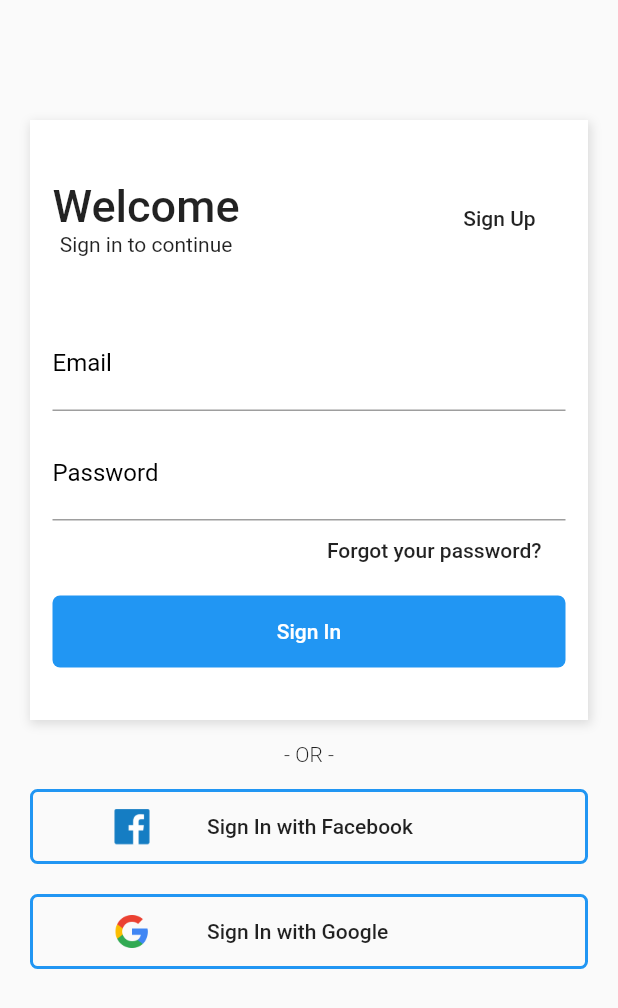
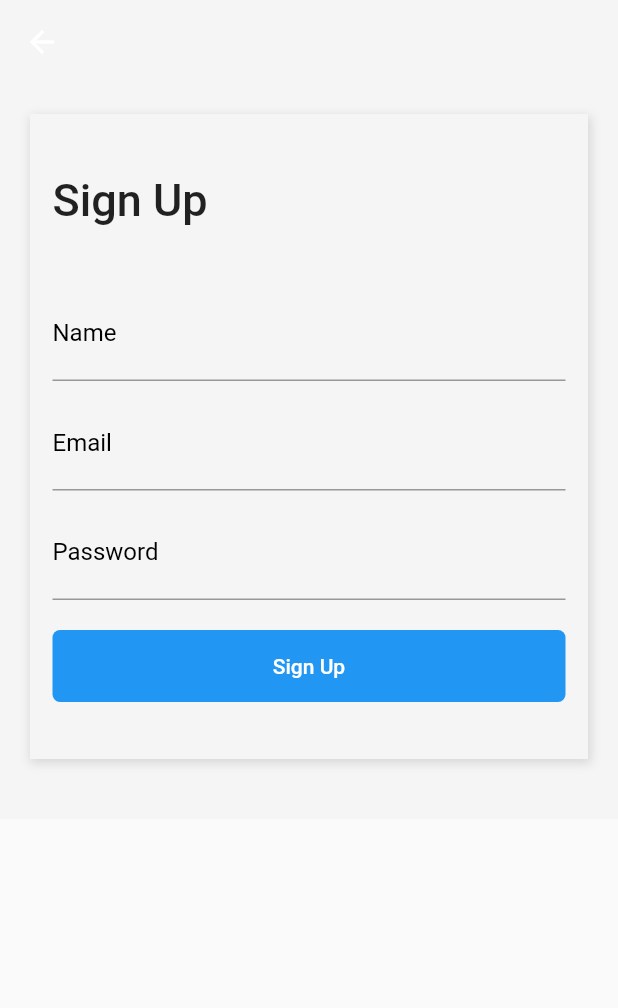
Before and after one commit to franciscpd/shopping_flutter, a Flutter app: the screen it shows after launch, after a tap on "Sign Up", on a phone screen of 412 x 824 dp. Shown: the top 1008 px of the screen. Run offline on Flutter 3.47's test engine with Material 2 defaults, Android fonts, the phone set to English and light mode, and no system bars.

```diff
--- a/lib/pages/login.page.dart
+++ b/lib/pages/login.page.dart
@@ -1,4 +1,5 @@
 import 'package:flutter/material.dart';
+import 'package:shopping/pages/singup.page.dart';
 
 class LoginPage extends StatelessWidget {
   @override
@@ -17,7 +18,7 @@ class LoginPage extends StatelessWidget {
               Container(
                 height: 400,
                 decoration: BoxDecoration(
-                  color: Colors.white,
+                  color: Color(0xFFF5F5F5),
                   boxShadow: [
                     new BoxShadow(
                       color: Colors.black12,
@@ -48,7 +49,13 @@ class LoginPage extends StatelessWidget {
                           ),
                           FlatButton(
                             child: Text("Sign Up"),
-                            onPressed: () {},
+                            onPressed: () {
+                              Navigator.push(
+                                context,
+                                MaterialPageRoute(
+                                    builder: (context) => SignupPage()),
+                              );
+                            },
                           ),
                         ],
                       ),
--- /dev/null
+++ b/lib/pages/singup.page.dart
@@ -0,0 +1,130 @@
+import 'package:flutter/material.dart';
+
+class SignupPage extends StatelessWidget {
+  @override
+  Widget build(BuildContext context) {
+    return Scaffold(
+      appBar: AppBar(
+        backgroundColor: Color(0xFFF5F5F5),
+        elevation: 0,
+      ),
+      body: SingleChildScrollView(
+        child: Container(
+          color: Color(0xFFF5F5F5),
+          padding: EdgeInsets.only(
+            top: 20,
+            left: 20,
+            right: 20,
+            bottom: 40,
+          ),
+          child: Column(
+            children: <Widget>[
+              Container(
+                height: 430,
+                decoration: BoxDecoration(
+                  color: Color(0xFFF5F5F5),
+                  boxShadow: [
+                    new BoxShadow(
+                      color: Colors.black12,
+                      offset: new Offset(1, 2.0),
+                      blurRadius: 5,
+                      spreadRadius: 1,
+                    ),
+                  ],
+                ),
+                child: Padding(
+                  padding: EdgeInsets.only(left: 15.0, right: 15.0, top: 40.0),
+                  child: Column(
+                    crossAxisAlignment: CrossAxisAlignment.stretch,
+                    children: <Widget>[
+                      Text(
+                        "Sign Up",
+                        style: TextStyle(
+                          fontSize: 30,
+                          fontWeight: FontWeight.w500,
+                        ),
+                      ),
+                      SizedBox(
+                        height: 40,
+                      ),
+                      TextFormField(
+                        keyboardType: TextInputType.text,
+                        decoration: InputDecoration(
+                          labelText: "Name",
+                          labelStyle: TextStyle(
+                            color: Colors.black,
+                            fontWeight: FontWeight.w400,
+                            fontSize: 16,
+                          ),
+                        ),
+                        style: TextStyle(
+                          fontSize: 20,
+                        ),
+                      ),
+                      SizedBox(
+                        height: 10,
+                      ),
+                      TextFormField(
+                        keyboardType: TextInputType.emailAddress,
+                        decoration: InputDecoration(
+                          labelText: "Email",
+                          labelStyle: TextStyle(
+                            color: Colors.black,
+                            fontWeight: FontWeight.w400,
+                            fontSize: 16,
+                          ),
+                        ),
+                        style: TextStyle(
+                          fontSize: 20,
+                        ),
+                      ),
+                      SizedBox(
+                        height: 10,
+                      ),
+                      TextFormField(
+                        obscureText: true,
+                        keyboardType: TextInputType.text,
+                        decoration: InputDecoration(
+                          labelText: "Password",
+                          labelStyle: TextStyle(
+                            color: Colors.black,
+                            fontWeight: FontWeight.w400,
+                            fontSize: 16,
+                          ),
+                        ),
+                        style: TextStyle(
+                          fontSize: 20,
+                        ),
+                      ),
+                      SizedBox(
+                        height: 20,
+                      ),
+                      Container(
+                        width: double.infinity,
+                        decoration: BoxDecoration(
+                          color: Colors.blue,
+                          borderRadius: BorderRadius.all(
+                            Radius.circular(5),
+                          ),
+                        ),
+                        child: FlatButton(
+                          child: Text(
+                            "Sign Up",
+                            style: TextStyle(
+                              color: Colors.white,
+                            ),
+                          ),
+                          onPressed: () {},
+                        ),
+                      ),
+                    ],
+                  ),
+                ),
+              ),
+            ],
+          ),
+        ),
+      ),
+    );
+  }
+}
```
